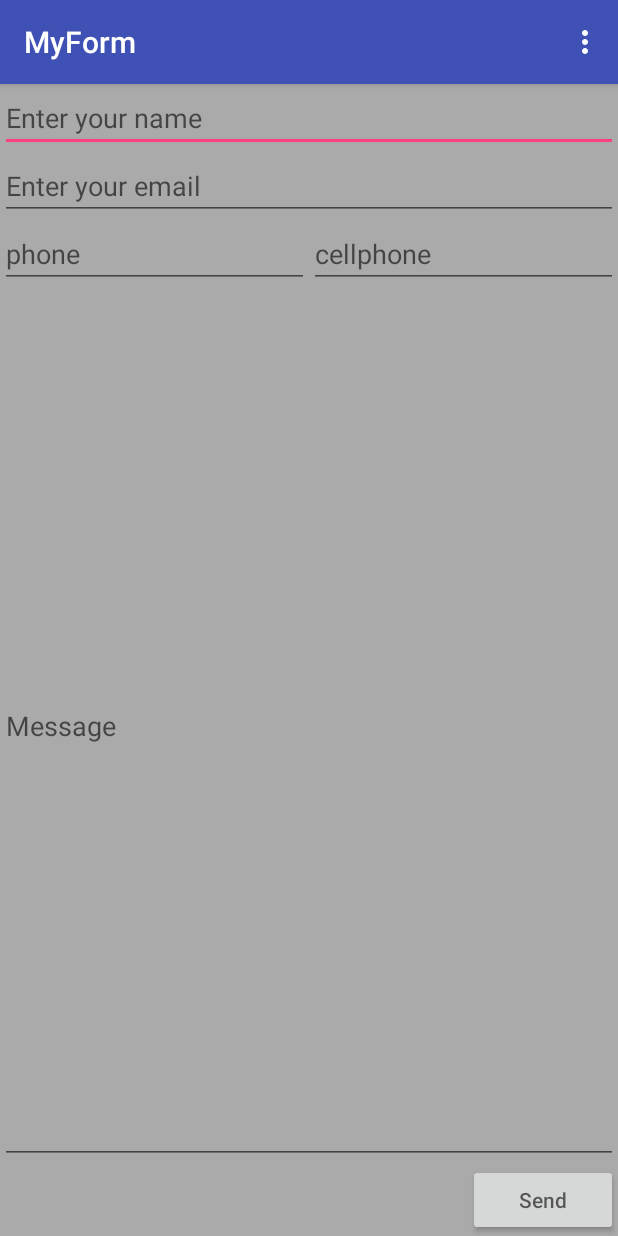
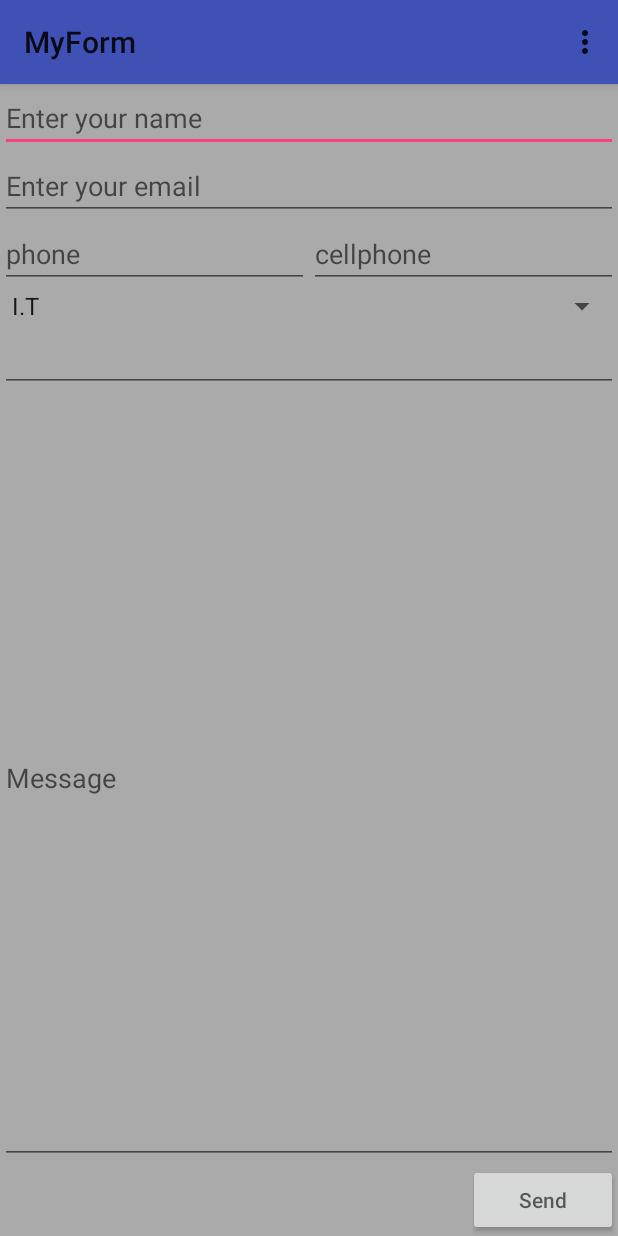
Before and after one commit to fizzioren/android-myform-utem, an Android app: the screen it shows after launch (MainActivity), on a phone screen of 412 x 824 dp. Run offline under Robolectric (Android 15) with nearby library versions, the phone set to English and light mode, and no system bars.

```diff
--- a/app/src/main/AndroidManifest.xml
+++ b/app/src/main/AndroidManifest.xml
@@ -16,8 +16,8 @@
                 <category android:name="android.intent.category.LAUNCHER" />
             </intent-filter>
         </activity>
-        <activity android:name=".SecondActivity" />
-        <activity android:name=".WebActivity"></activity>
+        <activity android:name=".SecondActivity" android:parentActivityName=".MainActivity"/>
+        <activity android:name=".WebActivity" android:parentActivityName=".MainActivity"/>
     </application>
-
+<uses-permission android:name="android.permission.INTERNET"/>
 </manifest>
--- a/app/src/main/java/my/edu/utem/myform/MainActivity.java
+++ b/app/src/main/java/my/edu/utem/myform/MainActivity.java
@@ -5,15 +5,22 @@ import android.content.Intent;
 import android.support.v7.app.AlertDialog;
 import android.support.v7.app.AppCompatActivity;
 import android.os.Bundle;
+import android.util.Log;
 import android.view.Menu;
 import android.view.MenuItem;
 import android.view.View;
+import android.widget.ArrayAdapter;
+import android.widget.AutoCompleteTextView;
 import android.widget.EditText;
+import android.widget.Spinner;
 import android.widget.Toast;
 
 public class MainActivity extends AppCompatActivity {
 
     EditText nameEditText, emailEditText,phoneEditText,cellEditText,messageEditText;
+    Spinner spinner;
+    AutoCompleteTextView autoCompleteTextView;
+    //ArrayAdapter<CharSequence> = adapter,adapter2; cara lain
 
     @Override
     protected void onCreate(Bundle savedInstanceState) {
@@ -24,10 +31,22 @@ public class MainActivity extends AppCompatActivity {
         phoneEditText=findViewById(R.id.main_phoneEditText);
         cellEditText=findViewById(R.id.main_cellEditText);
         messageEditText=findViewById(R.id.main_messageEditText);
+        spinner=findViewById(R.id.spinner);
+        autoCompleteTextView=findViewById(R.id.autocomplete);
+
+        ArrayAdapter<CharSequence> adapter= ArrayAdapter.createFromResource(MainActivity.this,R.array.occupation,android.R.layout.simple_spinner_item);
+        adapter.setDropDownViewResource(android.R.layout.simple_spinner_dropdown_item);
+        spinner.setAdapter(adapter);
+
+        ArrayAdapter<CharSequence> adapter2=ArrayAdapter.createFromResource(MainActivity.this,R.array.state,android.R.layout.simple_list_item_1);
+        adapter2.setDropDownViewResource(android.R.layout.simple_spinner_dropdown_item);
+       autoCompleteTextView.setAdapter(adapter2);
+
     }
 
     @Override
-    //create menu
+    //step 1
+    //create menu dan keluarkan menu ke screen
     public boolean onCreateOptionsMenu(Menu menu) {
 
         getMenuInflater().inflate(R.menu.main_menu,menu);
@@ -35,16 +54,21 @@ public class MainActivity extends AppCompatActivity {
     }
 
     @Override
-    //handle click
+    //step 2
+    //bila click guna onOptionsItemSelected
     public boolean onOptionsItemSelected(MenuItem item) {
         switch (item.getItemId()){
             case R.id.menu_about_us:
                 //create a link from MainActivity page to the SecondActivity
+                //nak buka webpage dalam apps
+                //1. bagi id utk page dalam activity_web.xml
+                //2. define dalam file webactivity.java
+                //3. letak permission dalam fail manifest
                 Intent intent =new Intent(MainActivity.this,WebActivity.class);
                 startActivity(intent);
                 break;
             case R.id.menu_contact_us:
-                Toast.makeText(MainActivity.this, "UTeM", Toast.LENGTH_LONG).show();
+                Toast.makeText(MainActivity.this, "Android Course at UTeM", Toast.LENGTH_LONG).show();
             break;
             case R.id.menu_share:
                 AlertDialog.Builder alertDialogBuilder=new AlertDialog.Builder(MainActivity.this);
@@ -84,6 +108,12 @@ public class MainActivity extends AppCompatActivity {
         intent.putExtra("cell",cellEditText.getText().toString());
         intent.putExtra("message",messageEditText.getText().toString());
 
+        //String selectedState = autoCompleteTextView.getText().toString();
+        //String selectedOccupation = (String) (spinner.getSelectedItem());
+        //Log.d("debug", "Selected state is" +selectedState);
+        //Log.d("debug", "Selected Occupation is" +selectedOccupation);
+        //intent.putExtra("state",selectedState.getText().toString())
+        //intent.putExtra("occupation",selectedOccupation.getText().toString())
         startActivity(intent);
 
     }
--- a/app/src/main/res/layout/activity_main.xml
+++ b/app/src/main/res/layout/activity_main.xml
@@ -42,6 +42,19 @@
             android:inputType="phone" />
     </LinearLayout>
 
+<Spinner
+    android:layout_width="match_parent"
+    android:layout_height="wrap_content"
+    android:id="@+id/spinner">
+</Spinner>
+
+<AutoCompleteTextView
+    android:layout_width="match_parent"
+    android:layout_height="wrap_content"
+    android:id="@+id/autocomplete">
+
+
+</AutoCompleteTextView>
 
     <EditText
         android:id="@+id/main_messageEditText"
--- a/app/src/main/res/layout/activity_web.xml
+++ b/app/src/main/res/layout/activity_web.xml
@@ -1,9 +1,10 @@
 <?xml version="1.0" encoding="utf-8"?>
-<android.support.constraint.ConstraintLayout xmlns:android="http://schemas.android.com/apk/res/android"
+<WebView xmlns:android="http://schemas.android.com/apk/res/android"
     xmlns:app="http://schemas.android.com/apk/res-auto"
     xmlns:tools="http://schemas.android.com/tools"
     android:layout_width="match_parent"
     android:layout_height="match_parent"
+    android:id="@+id/webView"
     tools:context=".WebActivity">
 
-</android.support.constraint.ConstraintLayout>
+</WebView>
--- a/app/src/main/res/values/strings.xml
+++ b/app/src/main/res/values/strings.xml
@@ -1,3 +1,27 @@
 <resources>
     <string name="app_name">MyForm</string>
+    <string-array name="occupation">
+        <item>I.T </item>
+        <item>Admin</item>
+        <item>Marketing</item>
+        <item>Sales</item>
+        <item>Procurement</item>
+    </string-array>
+
+    <string-array name="state">
+        <item>Sabah </item>
+        <item>Sarawak</item>
+        <item>Selangor</item>
+        <item>Perlis</item>
+        <item>Pahang</item>
+        <item>Perak</item>
+        <item>Kedah</item>
+        <item>Negeri Sembilan</item>
+        <item>Melaka</item>
+        <item>Johor</item>
+        <item>Kelantan</item>
+        <item>Trengganu</item>
+        <item>Pulau Pinang</item>
+    </string-array>
+
 </resources>
--- a/app/src/main/res/values/styles.xml
+++ b/app/src/main/res/values/styles.xml
@@ -1,7 +1,7 @@
 <resources>
 
     <!-- Base application theme. -->
-    <style name="AppTheme" parent="Theme.AppCompat.Light.DarkActionBar">
+    <style name="AppTheme" parent="Theme.AppCompat.Light">
         <!-- Customize your theme here. -->
         <item name="colorPrimary">@color/colorPrimary</item>
         <item name="colorPrimaryDark">@color/colorPrimaryDark</item>
```
Also changed, not shown: app/src/main/java/my/edu/utem/myform/WebActivity.java (+16 -3 lines).
